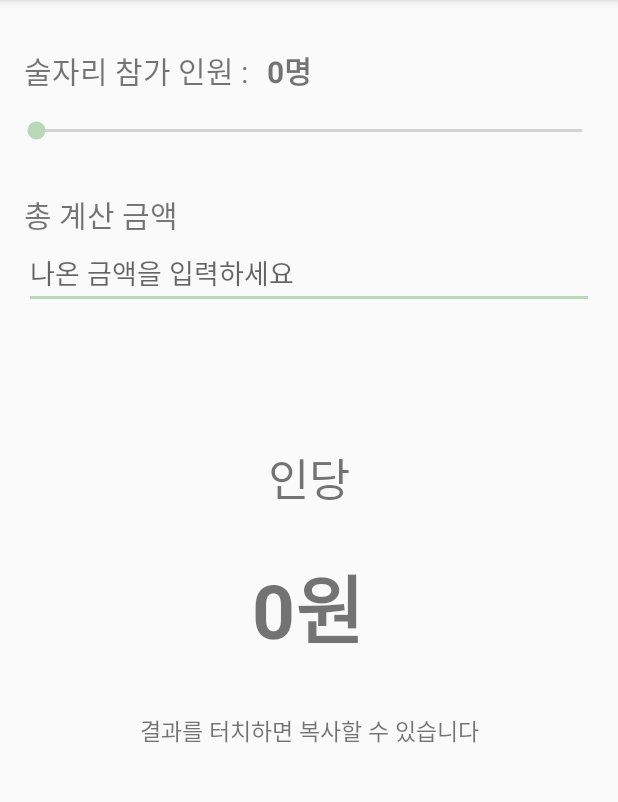
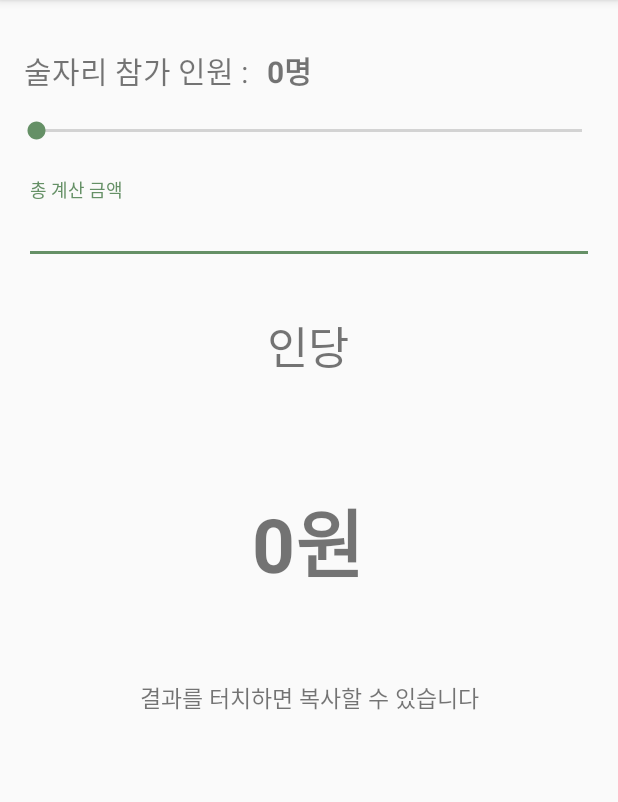
Before and after one commit to H43RO/Hate-Alcohol-Calculator, an Android app: the NormalCaculatorActivity screen opened directly, with no data from a screen before it, on a phone screen of 412 x 824 dp, the part 84-886 px from its top. Run offline under Robolectric (Android 15) with nearby library versions, the phone set to English and light mode, and no system bars.

Commit message:
Migration EditText to TextInputLayout

```diff
--- a/app/src/main/java/com/haerokim/hate_alcohol/NormalCaculatorActivity.kt
+++ b/app/src/main/java/com/haerokim/hate_alcohol/NormalCaculatorActivity.kt
@@ -39,7 +39,7 @@ class NormalCaculatorActivity : AppCompatActivity() {
             }
         })
 
-        total_sum.addTextChangedListener(object : TextWatcher {
+        total_sum_edit_text.addTextChangedListener(object : TextWatcher {
             override fun afterTextChanged(p0: Editable?) {
             }
 
@@ -47,8 +47,8 @@ class NormalCaculatorActivity : AppCompatActivity() {
             }
 
             override fun onTextChanged(p0: CharSequence?, p1: Int, p2: Int, p3: Int) =
-                if (total_sum.text.toString() != "") {
-                    total = Integer.parseInt(total_sum.text.toString())
+                if (total_sum_edit_text.text.toString() != "") {
+                    total = Integer.parseInt(total_sum_edit_text.text.toString())
                     total /= people
                     sum_text_view.text = total.toString() + "원"
                 } else {
--- a/app/src/main/res/layout/activity_normal_caculator.xml
+++ b/app/src/main/res/layout/activity_normal_caculator.xml
@@ -44,39 +44,39 @@
         app:layout_constraintStart_toEndOf="@+id/text"
         app:layout_constraintTop_toTopOf="parent" />
 
-    <TextView
-        android:textSize="20dp"
-        android:id="@+id/textView"
-        android:layout_width="wrap_content"
-        android:layout_height="wrap_content"
-        android:layout_marginStart="16dp"
-        android:layout_marginTop="32dp"
-        android:text="총 계산 금액"
-        app:layout_constraintStart_toStartOf="parent"
-        app:layout_constraintTop_toBottomOf="@+id/seekBar" />
-
-    <EditText
-        android:id="@+id/total_sum"
+    <com.google.android.material.textfield.TextInputLayout
+        android:id="@+id/total_sum_input"
         android:layout_width="match_parent"
         android:layout_height="wrap_content"
-        android:layout_marginStart="16dp"
-        android:layout_marginEnd="16dp"
-        android:hint="나온 금액을 입력하세요"
-        android:inputType="number"
+        android:layout_marginTop="24dp"
         app:layout_constraintEnd_toEndOf="parent"
         app:layout_constraintStart_toStartOf="parent"
-        app:layout_constraintTop_toBottomOf="@+id/textView" />
+        app:layout_constraintTop_toBottomOf="@+id/seekBar">
+
+        <com.google.android.material.textfield.TextInputEditText
+
+            android:id="@+id/total_sum_edit_text"
+            android:layout_width="match_parent"
+            android:layout_height="wrap_content"
+            android:layout_marginStart="16dp"
+            android:layout_marginEnd="16dp"
+            android:hint="총 계산 금액"
+            android:inputType="number" />
+
+    </com.google.android.material.textfield.TextInputLayout>
+
 
     <TextView
         android:id="@+id/textView2"
         android:layout_width="wrap_content"
         android:layout_height="wrap_content"
-        android:layout_marginTop="90dp"
+        android:layout_marginTop="32dp"
         android:text="인당"
         android:textSize="30dp"
         app:layout_constraintEnd_toEndOf="parent"
+        app:layout_constraintHorizontal_bias="0.498"
         app:layout_constraintStart_toStartOf="parent"
-        app:layout_constraintTop_toBottomOf="@+id/total_sum" />
+        app:layout_constraintTop_toBottomOf="@+id/total_sum_input" />
 
     <TextView
         android:id="@+id/sum_text_view"
--- a/app/src/main/res/values/colors.xml
+++ b/app/src/main/res/values/colors.xml
@@ -2,5 +2,5 @@
 <resources>
     <color name="colorPrimary">#4CAF50</color>
     <color name="colorPrimaryDark">#1B5E20</color>
-    <color name="colorAccent">#B9D8BA</color>
+    <color name="colorAccent">#659066</color>
 </resources>
```
